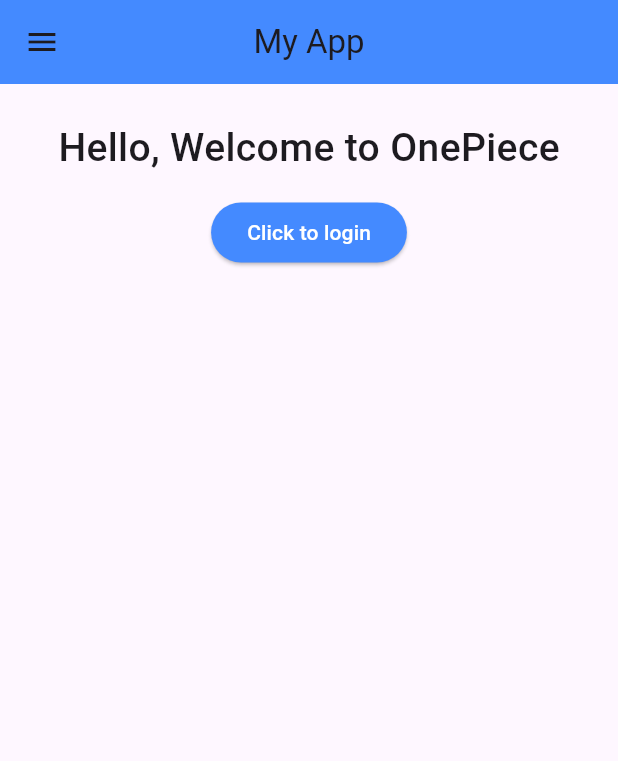
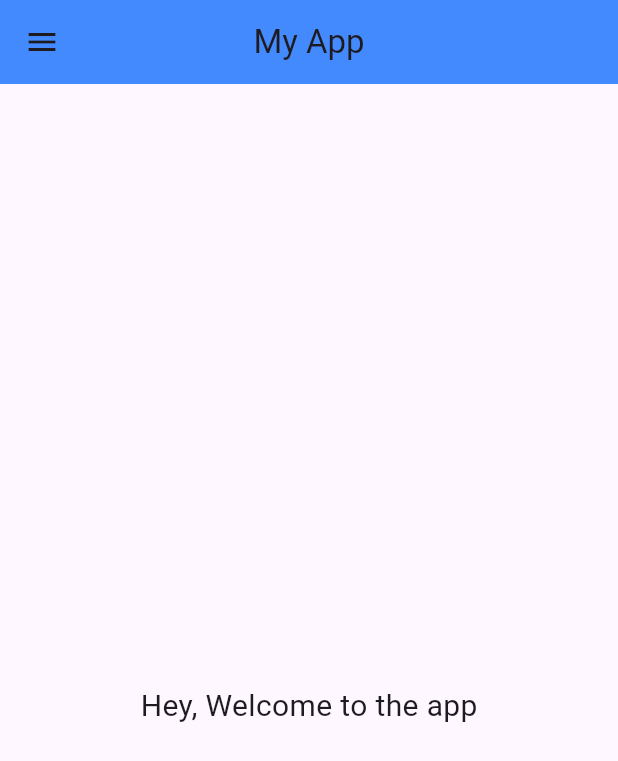
Before and after one commit to Deepanshudks/CatalogApp, a Flutter app: the Home screen opened directly, on a phone screen of 412 x 824 dp. Shown: the top 761 px of the screen. Run offline on Flutter 3.47's test engine with Material 3 defaults, Android fonts, the phone set to English and light mode, and no system bars.

```diff
--- a/lib/app.dart
+++ b/lib/app.dart
@@ -11,7 +11,7 @@ class MyApp extends StatelessWidget {
     return MaterialApp(
       themeMode: ThemeMode.light,
       darkTheme: ThemeData(brightness: Brightness.dark),
-      initialRoute: MyRoutes.homeRoute,
+      initialRoute: MyRoutes.loginRoute,
       routes: {
         MyRoutes.homeRoute: (context) => Home(),
         MyRoutes.loginRoute: (context) => LoginPage(),
--- a/lib/views/home.dart
+++ b/lib/views/home.dart
@@ -16,20 +16,8 @@ class Home extends StatelessWidget {
         child: Center(
           child: Column(
             children: [
-              SizedBox(height: 24),
-              Text(
-                "Hello, Welcome to OnePiece",
-                style: TextStyle(fontSize: 26, fontWeight: FontWeight.w500),
-              ),
-              SizedBox(height: 14),
-              ElevatedButton(
-                style: ButtonStyle(
-                  backgroundColor: WidgetStatePropertyAll(Colors.blueAccent),
-                  foregroundColor: WidgetStatePropertyAll(Colors.white),
-                ),
-                onPressed: () => {Navigator.pushNamed(context, "/login")},
-                child: Text('Click to login'),
-              ),
+              SizedBox(height: 400),
+              Text('Hey, Welcome to the app', style: TextStyle(fontSize: 20)),
             ],
           ),
         ),
```
Also changed, not shown: lib/views/login_page.dart (+38 -17 lines).
